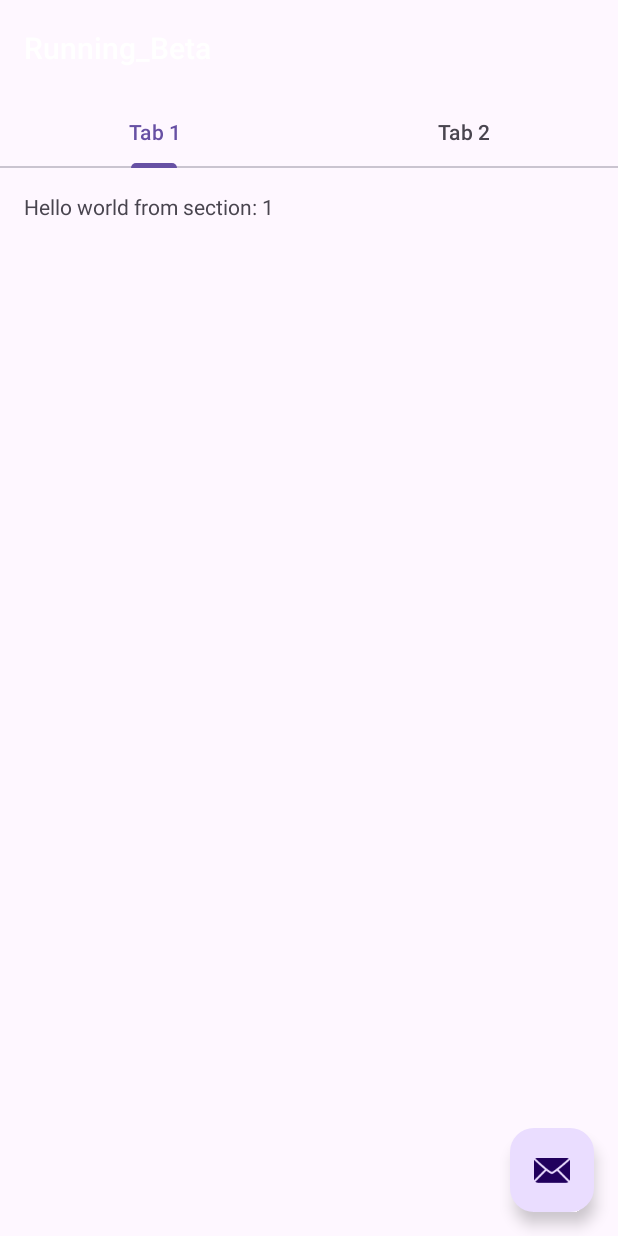
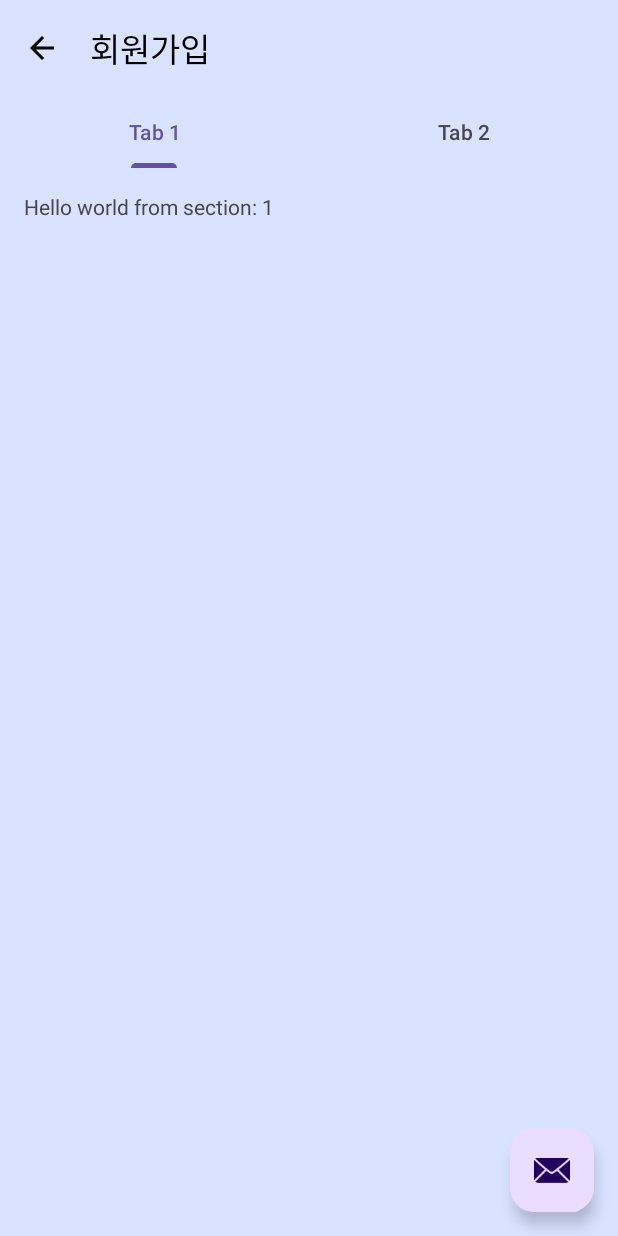
Before and after one commit to OhJunYoung21/Running_App, an Android app: the screen it shows after launch (SearchActivity), on a phone screen of 412 x 824 dp. Run offline under Robolectric (Android 15) with nearby library versions, the phone set to English and light mode, and no system bars; our stand-ins replace Room's generated code; 2 statements that could not run were skipped.

Commit message:
View Pager commit

```diff
--- a/app/src/main/java/com/test/running_beta/Search/SearchActivity.kt
+++ b/app/src/main/java/com/test/running_beta/Search/SearchActivity.kt
@@ -1,6 +1,7 @@
 package com.test.running_beta.Search
 
 import android.os.Bundle
+import android.view.MenuItem
 import androidx.appcompat.app.AppCompatActivity
 import androidx.viewpager.widget.ViewPager
 import com.google.android.material.floatingactionbutton.FloatingActionButton
@@ -20,6 +21,13 @@ class SearchActivity : AppCompatActivity() {
 
         setContentView(binding.root)
 
+        setSupportActionBar(binding.toolbar)
+
+        supportActionBar?.setDisplayHomeAsUpEnabled(true)
+
+        supportActionBar?.title = "회원가입"
+
+
         val sectionsPagerAdapter = SectionsPagerAdapter(this, supportFragmentManager)
         val viewPager: ViewPager = binding.viewPager
         viewPager.adapter = sectionsPagerAdapter
@@ -33,4 +41,16 @@ class SearchActivity : AppCompatActivity() {
                 .setAction("Action", null).show()
         }
     }
+
+    override fun onOptionsItemSelected(item: MenuItem): Boolean {
+        when (item.itemId) {
+            android.R.id.home -> {
+                finish()
+                return true
+            }
+
+            else -> {}
+        }
+        return super.onOptionsItemSelected(item)
+    }
 }
--- /dev/null
+++ b/app/src/main/res/drawable/baseline_arrow_back_24.xml
@@ -0,0 +1,5 @@
+<vector android:autoMirrored="true" android:height="24dp"
+    android:tint="#000000" android:viewportHeight="24"
+    android:viewportWidth="24" android:width="24dp" xmlns:android="http://schemas.android.com/apk/res/android">
+    <path android:fillColor="@android:color/white" android:pathData="M20,11H7.83l5.59,-5.59L12,4l-8,8 8,8 1.41,-1.41L7.83,13H20v-2z"/>
+</vector>
--- a/app/src/main/res/layout/activity_search.xml
+++ b/app/src/main/res/layout/activity_search.xml
@@ -4,27 +4,26 @@
     xmlns:tools="http://schemas.android.com/tools"
     android:layout_width="match_parent"
     android:layout_height="match_parent"
+    android:background="@color/material_dynamic_primary90"
     tools:context=".Search.SearchActivity">
 
     <com.google.android.material.appbar.AppBarLayout
+        android:background="@color/material_dynamic_primary90"
         android:layout_width="match_parent"
         android:layout_height="wrap_content"
         android:theme="@style/Theme.Running_Beta.AppBarOverlay">
 
-        <TextView
-            android:id="@+id/title"
-            android:layout_width="wrap_content"
-            android:layout_height="wrap_content"
-            android:gravity="center"
-            android:minHeight="?actionBarSize"
-            android:padding="@dimen/appbar_padding"
-            android:text="@string/app_name"
-            android:textAppearance="@style/TextAppearance.Widget.AppCompat.Toolbar.Title" />
+        <androidx.appcompat.widget.Toolbar
+            android:id="@+id/toolbar"
+            android:layout_width="match_parent"
+            android:layout_height="?attr/actionBarSize" />
 
         <com.google.android.material.tabs.TabLayout
             android:id="@+id/tabs"
+            android:background="@color/material_dynamic_primary90"
             android:layout_width="match_parent"
             android:layout_height="wrap_content" />
+
     </com.google.android.material.appbar.AppBarLayout>
 
     <androidx.viewpager.widget.ViewPager
--- a/app/src/main/res/values/colors.xml
+++ b/app/src/main/res/values/colors.xml
@@ -1,2 +1,5 @@
 <?xml version="1.0" encoding="utf-8"?>
-<resources></resources>
+<resources>
+
+    <color name = "black">#000000</color>
+</resources>
--- a/app/src/main/res/values/themes.xml
+++ b/app/src/main/res/values/themes.xml
@@ -14,7 +14,12 @@
         <item name="windowNoTitle">true</item>
     </style>
 
-    <style name="Theme.Running_Beta.AppBarOverlay" parent="ThemeOverlay.AppCompat.Dark.ActionBar" />
+    <style name="Theme.Running_Beta.AppBarOverlay" parent="ThemeOverlay.AppCompat.Dark.ActionBar">
+
+        <item name="titleTextColor">@color/black</item>
+        <item name="homeAsUpIndicator">@drawable/baseline_arrow_back_24</item>
+
+    </style>
 
     <style name="Theme.Running_Beta.PopupOverlay" parent="ThemeOverlay.AppCompat.Light" />
 
```
